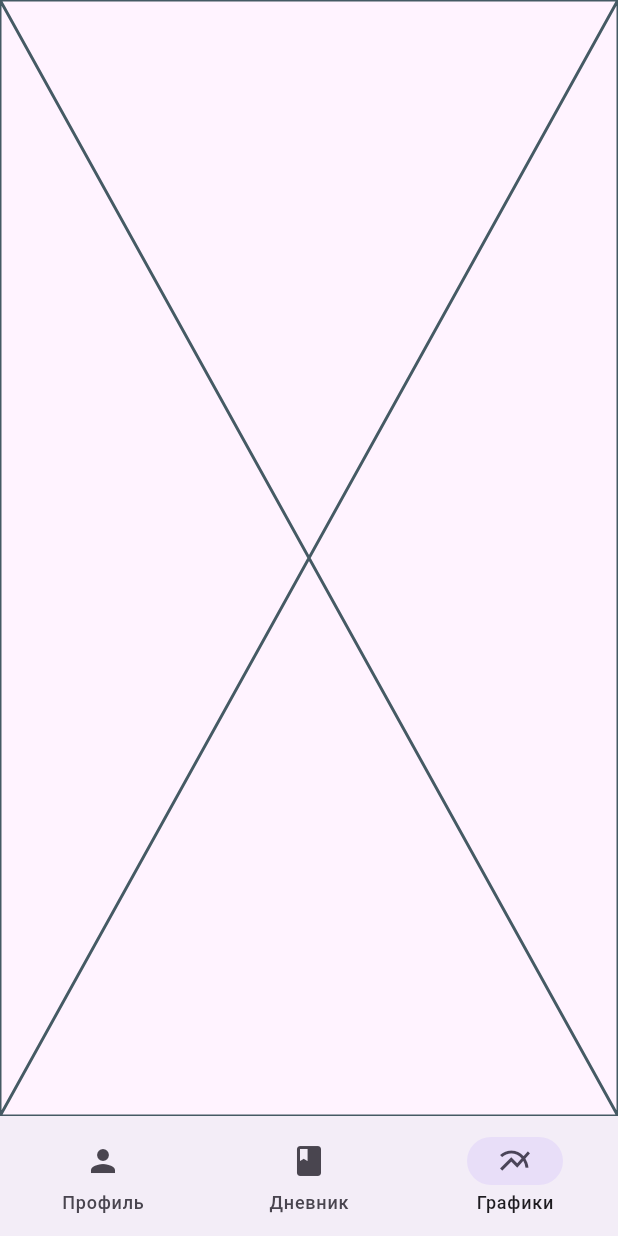
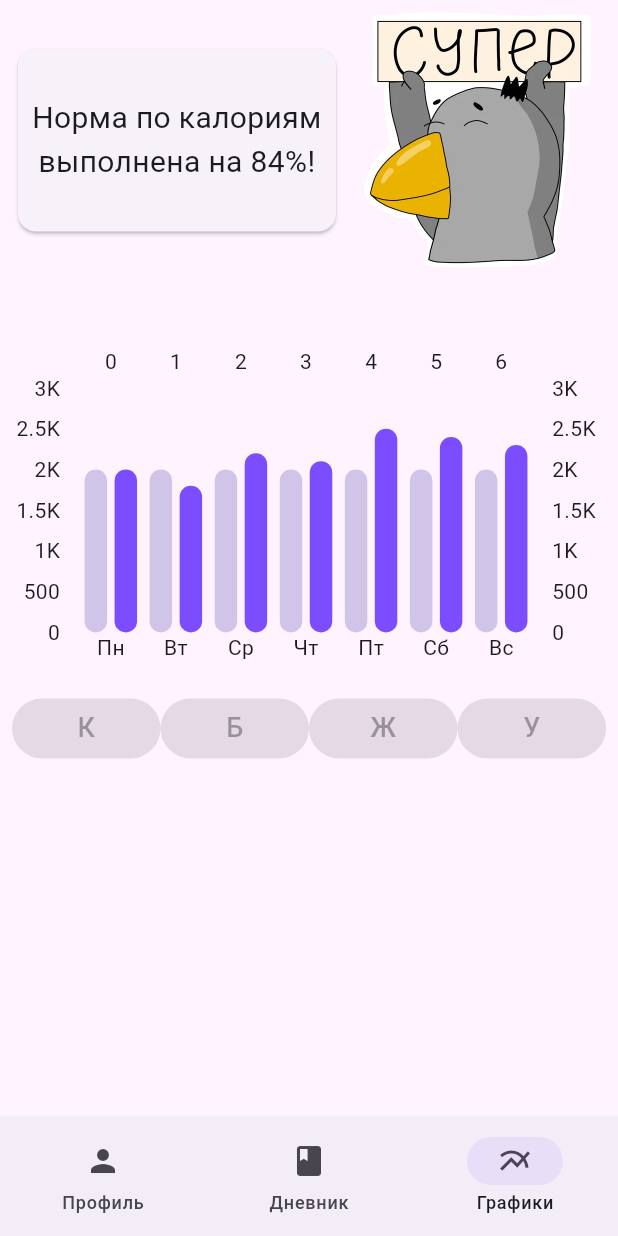
Before and after one commit to SERDCEED24/healthy_eating_diary, a Flutter app: the ScaffoldWithPanel screen opened directly, item 3 of the bottom bar chosen, on a phone screen of 412 x 824 dp. Run offline on Flutter 3.47's test engine with Material 3 defaults, Android fonts, the light colour scheme and no system bars; drawn by our look-alikes of fl_chart; our stand-ins replace shared_preferences; accounts and stored records are empty.

Commit message:
Made ChatsScreen template.

```diff
--- a/lib/main.dart
+++ b/lib/main.dart
@@ -173,10 +173,10 @@ class MainAppState extends ChangeNotifier {
   }
   void updateDiaryInformation(int mealIndex){
     if (selectedFoodList.isNotEmpty){
-      consumedSubstances[0] = consumedSubstances[0]! + selectedFoodList.fold(0, (sum, food) => sum + (food.calories / 100 * food.weight));
-      consumedSubstances[1] = consumedSubstances[1]! + selectedFoodList.fold(0, (sum, food) => sum + (food.proteins / 100 * food.weight));
-      consumedSubstances[2] = consumedSubstances[2]! + selectedFoodList.fold(0, (sum, food) => sum + (food.fats / 100 * food.weight));
-      consumedSubstances[3] = consumedSubstances[3]! + selectedFoodList.fold(0, (sum, food) => sum + (food.carbohydrates / 100 * food.weight));
+      consumedSubstances[0] = consumedSubstances[0] + selectedFoodList.fold(0, (sum, food) => sum + (food.calories / 100 * food.weight));
+      consumedSubstances[1] = consumedSubstances[1] + selectedFoodList.fold(0, (sum, food) => sum + (food.proteins / 100 * food.weight));
+      consumedSubstances[2] = consumedSubstances[2] + selectedFoodList.fold(0, (sum, food) => sum + (food.fats / 100 * food.weight));
+      consumedSubstances[3] = consumedSubstances[3] + selectedFoodList.fold(0, (sum, food) => sum + (food.carbohydrates / 100 * food.weight));
       consumedCaloriesPerMeal[mealIndex] = selectedFoodList.fold(0, (sum, food) => sum + (food.calories / 100 * food.weight));
       saveDiaryDataToSharedPrefs();
       saveAllSelectedMeals();
--- a/lib/screens/charts_screen.dart
+++ b/lib/screens/charts_screen.dart
@@ -1,4 +1,7 @@
 import 'package:flutter/material.dart';
+import 'package:healthy_eating_diary/screens/diary_screen.dart';
+import 'package:fl_chart/fl_chart.dart';
+
 //import 'package:provider/provider.dart';
 //import 'package:healthy_eating_diary/main.dart';
 
@@ -7,6 +10,207 @@ class ChartsScreen extends StatelessWidget {
 
   @override
   Widget build(BuildContext context) {
-    return const Placeholder();
+    return const SafeArea(
+      child: Padding(
+        padding: EdgeInsets.all(8.0),
+        child: Center(
+          child: Column(
+            children: [
+              MascotForCharts(),
+              SizedBox(
+                height: 50,
+              ),
+              Charts(),
+            ],
+          ),
+        ),
+      ),
+    );
   }
 }
+
+class Charts extends StatelessWidget {
+  const Charts({
+    super.key,
+  });
+
+  @override
+  Widget build(BuildContext context) {
+    return Column(
+      children: [
+        OneChart(),
+        const ChartsButtons(),
+      ],
+    );
+  }
+}
+
+class OneChart extends StatelessWidget {
+  final List<double> realCalories = [2000, 1800, 2200, 2100, 2500, 2400, 2300];
+  final List<double> normCalories = [2000, 2000, 2000, 2000, 2000, 2000, 2000];
+
+  @override
+  Widget build(BuildContext context) {
+    return AspectRatio(
+      aspectRatio: 1.7,
+      child: BarChart(
+        BarChartData(
+          alignment: BarChartAlignment.spaceEvenly,
+          maxY: 3000,
+          minY: 0,
+          barGroups: _createBarGroups(),
+          titlesData: _buildTitlesData(),
+          borderData: FlBorderData(show: false),
+          gridData: const FlGridData(show: false),
+          ),
+        ),
+      );
+  }
+
+  List<BarChartGroupData> _createBarGroups() {
+    return List.generate(realCalories.length, (index) {
+      return BarChartGroupData(
+        x: index,
+        barRods: [
+          BarChartRodData(
+            toY: normCalories[index],
+            color: Colors.deepPurple[100],
+            width: 15,
+          ),
+          BarChartRodData(
+            toY: realCalories[index],
+            color: Colors.deepPurpleAccent,
+            width: 15,
+          ),
+        ],
+        barsSpace: 5,
+      );
+    });
+  }
+
+  FlTitlesData _buildTitlesData() {
+    return FlTitlesData(
+      bottomTitles: AxisTitles(
+        sideTitles: SideTitles(
+          showTitles: true,
+          getTitlesWidget: (value, meta) {
+            switch (value.toInt()) {
+              case 0:
+                return const Text('Пн');
+              case 1:
+                return const Text('Вт');
+              case 2:
+                return const Text('Ср');
+              case 3:
+                return const Text('Чт');
+              case 4:
+                return const Text('Пт');
+              case 5:
+                return const Text('Сб');
+              case 6:
+                return const Text('Вс');
+              default:
+                return const Text('');
+            }
+          },
+          reservedSize: 40,
+        ),
+      ),
+      leftTitles: const AxisTitles(
+        sideTitles: SideTitles(
+          showTitles: true,
+          reservedSize: 40,
+        ),
+      ),
+    );
+  }
+}
+
+class ChartsButtons extends StatelessWidget {
+  const ChartsButtons({
+    super.key,
+  });
+
+  @override
+  Widget build(BuildContext context) {
+    return const Row(
+          mainAxisAlignment: MainAxisAlignment.spaceBetween,
+          children: [
+            Expanded(
+              child: ElevatedButton(
+                onPressed: null,
+                child: Text(
+                  'К',
+                  style: TextStyle(fontSize: 18),
+                  textAlign: TextAlign.center,
+                ),
+              ),
+            ),
+            Expanded(
+              child: ElevatedButton(
+                onPressed: null,
+                child: Text(
+                  'Б',
+                  style: TextStyle(fontSize: 18),
+                  textAlign: TextAlign.center,
+                ),
+              ),
+            ),
+            Expanded(
+              child: ElevatedButton(
+                onPressed: null,
+                child: Text(
+                  'Ж',
+                  style: TextStyle(fontSize: 18),
+                  textAlign: TextAlign.center,
+                ),
+              ),
+            ),
+            Expanded(
+              child: ElevatedButton(
+                onPressed: null,
+                child: Text(
+                  'У',
+                  style: TextStyle(fontSize: 18),
+                  textAlign: TextAlign.center,
+                ),
+              ),
+            ),
+          ],
+        );
+  }
+}
+
+class MascotForCharts extends StatelessWidget {
+  const MascotForCharts({
+    super.key,
+  });
+
+  @override
+  Widget build(BuildContext context) {
+    return Row(
+      mainAxisAlignment: MainAxisAlignment.spaceBetween,
+      children: [
+        const SizedBox(
+          width: 220,
+          height: 130,
+          child: Card(
+            child: Center(
+              child: Text(
+                'Норма по калориям выполнена на 84%!',
+                textAlign: TextAlign.center,
+                style: TextStyle(
+                  fontSize: 20,
+                ),
+              ),
+            ),
+          ),
+        ),
+        Image.asset(
+          'assets/images/happy.png',
+          scale: 3.0,
+        ),
+      ],
+    );
+  }
+}
--- a/pubspec.yaml
+++ b/pubspec.yaml
@@ -12,6 +12,7 @@ dependencies:
   provider: ^6.1.2
   json_annotation: ^4.9.0
   shared_preferences: ^2.2.3
+  fl_chart: ^0.68.0
 
 dev_dependencies:
   flutter_test:
```
Also changed, not shown: pubspec.lock.
